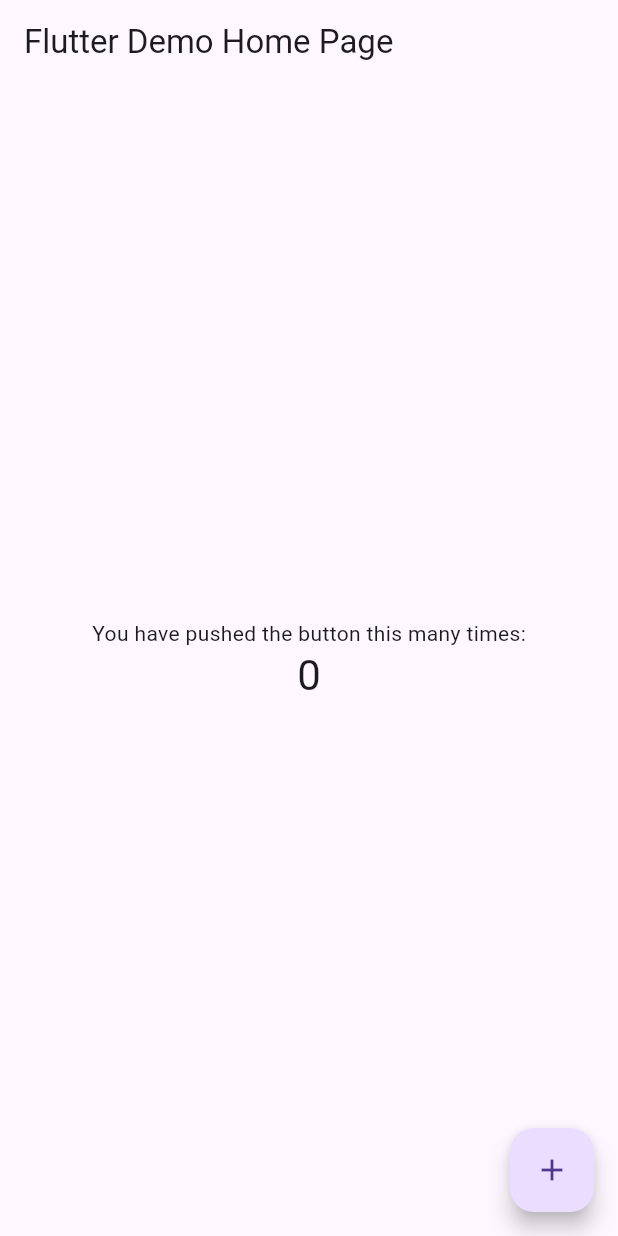
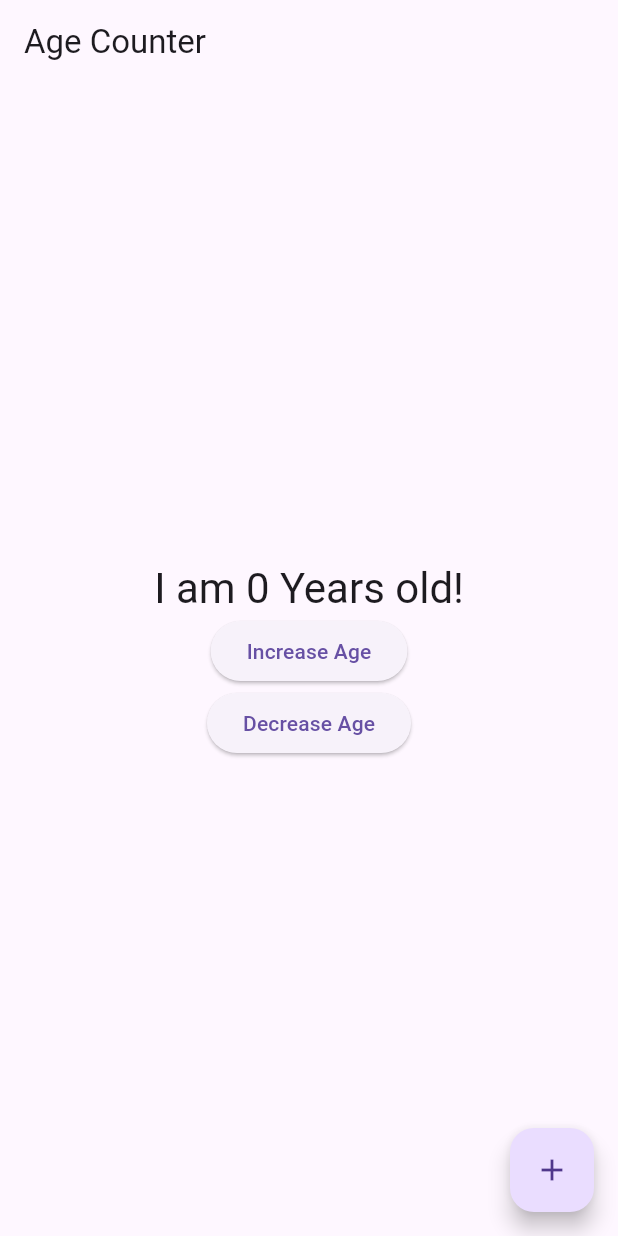
Before and after one commit to bashapu/counter_app, a Flutter app: the screen it shows after launch, on a phone screen of 412 x 824 dp. Run offline on Flutter 3.47's test engine with Material 3 defaults, Android fonts, the phone set to English and light mode, and no system bars; missing offline and left inert: window_size.

Commit message:
Add Increase Age and Decrease Age Buttons with relevant functions

```diff
--- a/lib/main.dart
+++ b/lib/main.dart
@@ -53,6 +53,10 @@ class Counter with ChangeNotifier {
     value += 1;
     notifyListeners();
   }
+  void decrement() {
+    value -= 1;
+    notifyListeners();
+  }
 }
 
 class MyApp extends StatelessWidget {
@@ -60,7 +64,7 @@ class MyApp extends StatelessWidget {
   @override
   Widget build(BuildContext context) {
     return MaterialApp(
-      title: 'Flutter Demo',
+      title: 'Age Counter App',
       theme: ThemeData(primarySwatch: Colors.blue, useMaterial3: true),
       home: const MyHomePage(),
     );
@@ -72,12 +76,11 @@ class MyHomePage extends StatelessWidget {
   @override
   Widget build(BuildContext context) {
     return Scaffold(
-      appBar: AppBar(title: const Text('Flutter Demo Home Page')),
+      appBar: AppBar(title: const Text('Age Counter')),
       body: Center(
         child: Column(
           mainAxisAlignment: MainAxisAlignment.center,
           children: [
-            const Text('You have pushed the button this many times:'),
             // Consumer looks for an ancestor Provider widget
             // and retrieves its model (Counter, in this case).
             // Then it uses that model to build widgets, and will trigger
@@ -85,9 +88,25 @@ class MyHomePage extends StatelessWidget {
             Consumer<Counter>(
               builder:
                   (context, counter, child) => Text(
-                    '${counter.value}',
+                    'I am ${counter.value} Years old!',
                     style: Theme.of(context).textTheme.headlineMedium,
                   ),
+            ),
+            ElevatedButton(
+              onPressed: () {
+                var counter = context.read<Counter>();
+                counter.increment();
+              },
+              child:
+                Text('Increase Age')
+            ),
+            ElevatedButton(
+              onPressed: () {
+                var counter = context.read<Counter>();
+                counter.decrement();
+              },
+              child:
+                Text('Decrease Age')
             ),
           ],
         ),
```
